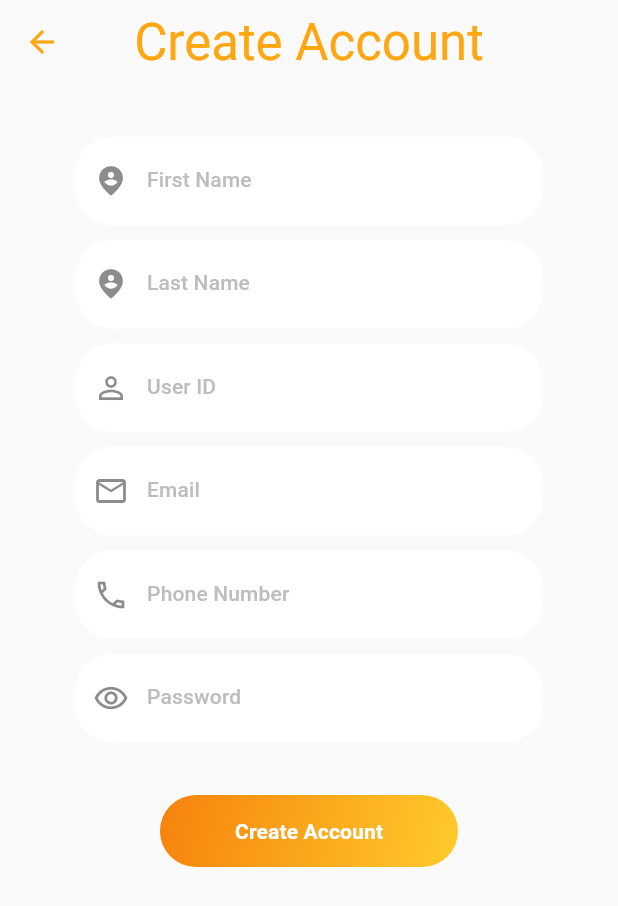
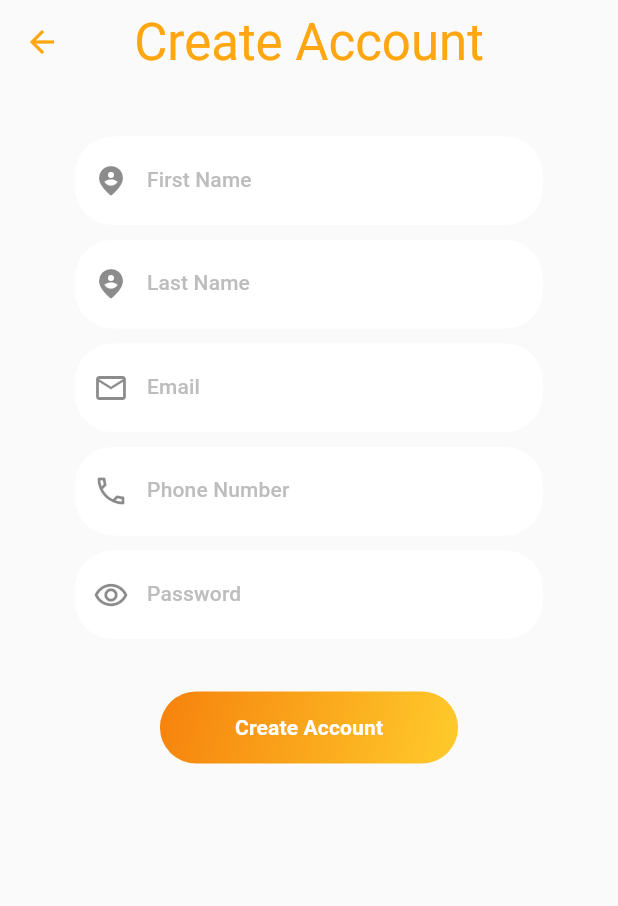
Before and after one commit to FrtSkr/flutter-firebase-aut, a Flutter app: the screen it shows after launch, after a tap on "CREATE AN ACCOUNT", on a phone screen of 412 x 824 dp. Shown: the top 906 px of the screen. Run offline on Flutter 3.47's test engine with Material 2 defaults, Android fonts, the phone set to English and light mode, and no system bars; our stand-ins replace firebase_core, firebase_database; accounts and stored records are empty.

Commit message:
done user registration

```diff
--- a/lib/core/components/custom_elevated_button.dart
+++ b/lib/core/components/custom_elevated_button.dart
@@ -1,11 +1,11 @@
 import 'package:firebase_aut/core/colors/colors.dart';
-import 'package:firebase_aut/core/constants/constant_edge_insets.dart';
 import 'package:flutter/material.dart';
 
 class CustomElevatedButton extends StatelessWidget {
-  const CustomElevatedButton({Key? key, required this.title}) : super(key: key);
+  const CustomElevatedButton({Key? key, required this.elevatedButton})
+      : super(key: key);
 
-  final String title;
+  final ElevatedButton elevatedButton;
   @override
   Widget build(BuildContext context) {
     return Container(
@@ -19,24 +19,7 @@ class CustomElevatedButton extends StatelessWidget {
               ProjectColors.firebaseThirdOrange,
             ],
           )),
-      child: ElevatedButton(
-        onPressed: () {},
-        style: ElevatedButton.styleFrom(
-          primary: Colors.transparent,
-          shadowColor: Colors.transparent,
-          padding: ConstantEdgeInsets.paddingOnlyRL50,
-          shape: RoundedRectangleBorder(
-            borderRadius: BorderRadius.circular(25),
-          ),
-        ),
-        child: Text(
-          title,
-          style: Theme.of(context).textTheme.subtitle2?.copyWith(
-                color: ProjectColors.colorWhite,
-                fontWeight: FontWeight.bold,
-              ),
-        ),
-      ),
+      child: elevatedButton,
     );
   }
 }
--- a/lib/core/components/custom_text_button.dart
+++ b/lib/core/components/custom_text_button.dart
@@ -1,3 +1,4 @@
+import 'package:firebase_aut/core/components/components_style.dart';
 import 'package:firebase_aut/core/navigation/page_navigation.dart';
 import 'package:firebase_aut/features/login/view/login_view.dart';
 import 'package:flutter/material.dart';
@@ -25,9 +26,7 @@ class CustomTextButton extends StatelessWidget {
       },
       child: Text(
         title,
-        style: Theme.of(context).textTheme.subtitle2?.copyWith(
-              color: color,
-            ),
+        style: ComponentStyle.textButtonTextStyle(context, color),
       ),
     );
   }
--- a/lib/core/constants/constant_string.dart
+++ b/lib/core/constants/constant_string.dart
@@ -13,5 +13,4 @@ class ConstantString {
   static const String EMAIL = "Email";
   static const String LAST_NAME = "Last Name";
   static const String FIRST_NAME = "First Name";
-  static const String CREATE_ACC = "Create Account";
 }
--- a/lib/features/login/view/login_view.dart
+++ b/lib/features/login/view/login_view.dart
@@ -1,4 +1,5 @@
 import 'package:firebase_aut/core/colors/colors.dart';
+import 'package:firebase_aut/core/components/components_style.dart';
 import 'package:firebase_aut/core/components/custom_elevated_button.dart';
 import 'package:firebase_aut/core/components/custom_text_field.dart';
 import 'package:firebase_aut/core/constants/constant_edge_insets.dart';
@@ -107,10 +108,18 @@ class _LoginScreenState extends State<LoginScreen> {
               ),
             ),
           ),
-          const Padding(
+          Padding(
             padding: ConstantEdgeInsets.paddingOnlyTop35,
             child: CustomElevatedButton(
-                title: ConstantString.SIGN_IN_BUTTON_TITLE),
+              elevatedButton: ElevatedButton(
+                onPressed: () {},
+                style: ComponentStyle.elevatedButtonStyle(),
+                child: Text(
+                  ConstantString.SIGN_IN_BUTTON_TITLE,
+                  style: ComponentStyle.elevatedButtonTextStyle(context),
+                ),
+              ),
+            ),
           ),
           Padding(
             padding: ConstantEdgeInsets.paddingOnlyTop10,
--- a/lib/features/register/view/register_view.dart
+++ b/lib/features/register/view/register_view.dart
@@ -1,8 +1,12 @@
 import 'package:firebase_aut/core/colors/colors.dart';
+import 'package:firebase_aut/core/components/components_style.dart';
 import 'package:firebase_aut/core/components/custom_elevated_button.dart';
 import 'package:firebase_aut/core/components/custom_text_field.dart';
 import 'package:firebase_aut/core/constants/constant_edge_insets.dart';
 import 'package:firebase_aut/core/constants/constant_string.dart';
+import 'package:firebase_aut/features/register/service/register_service.dart';
+import 'package:firebase_aut/features/users/model/user_model.dart';
+import 'package:firebase_database/firebase_database.dart';
 import 'package:flutter/material.dart';
 
 class RegisterScreenView extends StatefulWidget {
@@ -12,7 +16,14 @@ class RegisterScreenView extends StatefulWidget {
   State<RegisterScreenView> createState() => _RegisterScreenViewState();
 }
 
-class _RegisterScreenViewState extends State<RegisterScreenView> {
+class _RegisterScreenViewState extends State<RegisterScreenView>
+    with RegisterService {
+  final TextEditingController controllerFirstName = TextEditingController();
+  final TextEditingController controllerLastName = TextEditingController();
+  final TextEditingController controllerEmail = TextEditingController();
+  final TextEditingController controllerPhone = TextEditingController();
+  final TextEditingController controllerPassword = TextEditingController();
+
   @override
   Widget build(BuildContext context) {
     return Scaffold(
@@ -28,11 +39,12 @@ class _RegisterScreenViewState extends State<RegisterScreenView> {
         ),
       ),
       body: Column(
-        children: const [
+        children: [
           Padding(
             padding: ConstantEdgeInsets.paddingOnlyTop35,
             child: CustomTextField(
-                icon: Icon(Icons.person_pin_circle_rounded),
+                titleController: controllerFirstName,
+                icon: const Icon(Icons.person_pin_circle_rounded),
                 labelText: ConstantString.FIRST_NAME,
                 isObscure: false,
                 keyboardType: TextInputType.text),
@@ -40,7 +52,8 @@ class _RegisterScreenViewState extends State<RegisterScreenView> {
           Padding(
             padding: ConstantEdgeInsets.paddingOnlyTop10,
             child: CustomTextField(
-                icon: Icon(Icons.person_pin_circle_rounded),
+                titleController: controllerLastName,
+                icon: const Icon(Icons.person_pin_circle_rounded),
                 labelText: ConstantString.LAST_NAME,
                 isObscure: false,
                 keyboardType: TextInputType.text),
@@ -48,15 +61,8 @@ class _RegisterScreenViewState extends State<RegisterScreenView> {
           Padding(
             padding: ConstantEdgeInsets.paddingOnlyTop10,
             child: CustomTextField(
-                icon: Icon(Icons.person_outline),
-                labelText: ConstantString.USER_ID,
-                isObscure: false,
-                keyboardType: TextInputType.text),
-          ),
-          Padding(
-            padding: ConstantEdgeInsets.paddingOnlyTop10,
-            child: CustomTextField(
-                icon: Icon(Icons.email_outlined),
+                titleController: controllerEmail,
+                icon: const Icon(Icons.email_outlined),
                 labelText: ConstantString.EMAIL,
                 isObscure: false,
                 keyboardType: TextInputType.emailAddress),
@@ -64,7 +70,8 @@ class _RegisterScreenViewState extends State<RegisterScreenView> {
           Padding(
             padding: ConstantEdgeInsets.paddingOnlyTop10,
             child: CustomTextField(
-                icon: Icon(Icons.phone_outlined),
+                titleController: controllerPhone,
+                icon: const Icon(Icons.phone_outlined),
                 labelText: ConstantString.PHONE_NUMBER,
                 isObscure: false,
                 keyboardType: TextInputType.phone),
@@ -72,15 +79,38 @@ class _RegisterScreenViewState extends State<RegisterScreenView> {
           Padding(
             padding: ConstantEdgeInsets.paddingOnlyTop10,
             child: CustomTextField(
-                icon: Icon(Icons.remove_red_eye_outlined),
+                titleController: controllerPassword,
+                icon: const Icon(Icons.remove_red_eye_outlined),
                 labelText: ConstantString.PASSWORD,
                 isObscure: true,
                 keyboardType: TextInputType.visiblePassword),
           ),
           Padding(
             padding: ConstantEdgeInsets.paddingOnlyTop35,
-            child: CustomElevatedButton(title: ConstantString.CREATE_ACC),
-          )
+            child: CustomElevatedButton(
+              elevatedButton: ElevatedButton(
+                onPressed: () {
+                  final user = User(
+                      id: DateTime.now().microsecond.toString() +
+                          DateTime.now().millisecond.toString(),
+                      name:
+                          '${controllerFirstName.text} ${controllerLastName.text}',
+                      email: controllerEmail.text,
+                      phone: controllerPhone.text,
+                      password: controllerPassword.text);
+
+                  RegisterService().createUser(user);
+
+                  Navigator.pop(context);
+                },
+                style: ComponentStyle.elevatedButtonStyle(),
+                child: Text(
+                  ConstantString.CREATE_ACCOUNT,
+                  style: ComponentStyle.elevatedButtonTextStyle(context),
+                ),
+              ),
+            ),
+          ),
         ],
       ),
     );
--- a/lib/main.dart
+++ b/lib/main.dart
@@ -1,8 +1,12 @@
-import 'package:firebase_aut/core/colors/colors.dart';
 import 'package:firebase_aut/features/login/view/login_view.dart';
 import 'package:flutter/material.dart';
+import 'package:firebase_core/firebase_core.dart';
+import 'firebase_options.dart';
 
-void main() {
+void main() async {
+  WidgetsFlutterBinding.ensureInitialized();
+  await Firebase.initializeApp(options: DefaultFirebaseOptions.currentPlatform);
+
   runApp(const MyApp());
 }
 
--- a/pubspec.yaml
+++ b/pubspec.yaml
@@ -36,6 +36,7 @@ dependencies:
   cupertino_icons: ^1.0.2
   firebase_core: ^1.20.1
   firebase_database: ^9.1.1
+  firebase_auth: ^3.6.3
 
 dev_dependencies:
   flutter_test:
```
Also changed, not shown: lib/features/login/model/login_model.dart (deleted), lib/firebase_options.dart (added), pubspec.lock, 5 other files.
